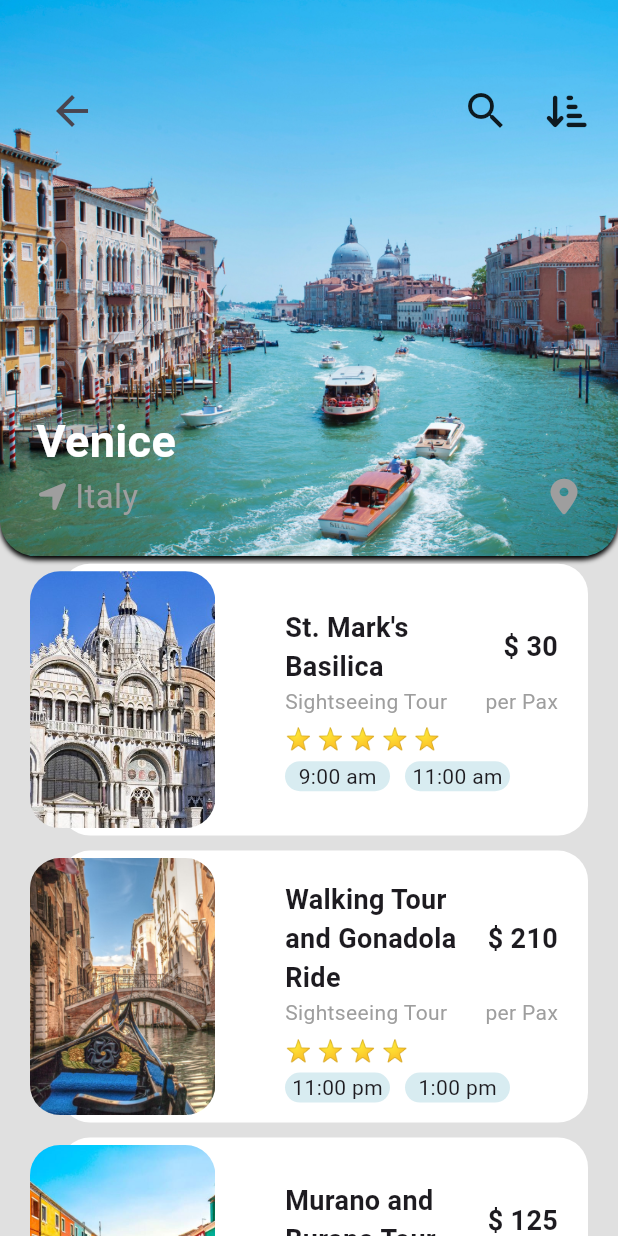
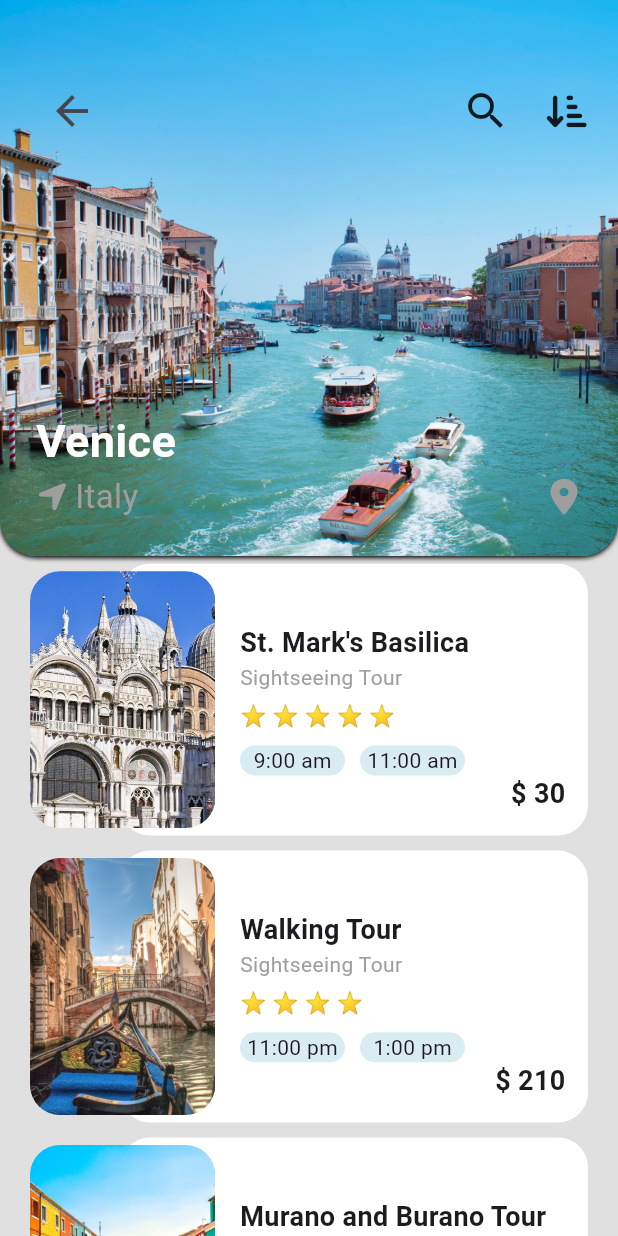
Before and after one commit to AhmedOmran22/TravelApp, a Flutter app: the screen it shows after launch, after a tap on an icon or button, on a phone screen of 412 x 824 dp. Run offline on Flutter 3.47's test engine with Material 3 defaults, Android fonts, the phone set to English and light mode, and no system bars; our stand-ins replace font_awesome_flutter.

Commit message:
fix some ui issues

```diff
--- a/lib/models/destination_model.dart
+++ b/lib/models/destination_model.dart
@@ -27,7 +27,7 @@ List<Activity> activities = [
   ),
   Activity(
     imageUrl: 'assets/images/gondola.jpg',
-    name: 'Walking Tour and Gonadola Ride',
+    name: 'Walking Tour ',
     type: 'Sightseeing Tour',
     startTimes: ['11:00 pm', '1:00 pm'],
     rating: 4,
--- a/lib/views/destination view/widgets/activites_item.dart
+++ b/lib/views/destination view/widgets/activites_item.dart
@@ -24,8 +24,8 @@ class ActivitiesItem extends StatelessWidget {
     return Stack(
       children: [
         Container(
-          margin: const EdgeInsets.fromLTRB(40, 5, 20, 5),
-          padding: const EdgeInsets.fromLTRB(150, 20, 20, 20),
+          margin: const EdgeInsets.fromLTRB(80, 5, 20, 5),
+          padding: const EdgeInsets.fromLTRB(80, 20, 20, 20),
           height: MediaQuery.of(context).size.height * .22,
           width: MediaQuery.of(context).size.width,
           decoration: BoxDecoration(
@@ -36,52 +36,22 @@ class ActivitiesItem extends StatelessWidget {
             crossAxisAlignment: CrossAxisAlignment.start,
             mainAxisAlignment: MainAxisAlignment.center,
             children: [
-              Row(
-                mainAxisAlignment: MainAxisAlignment.spaceBetween,
-                children: [
-                  SizedBox(
-                    width: 130,
-                    child: Text(
+              Text(
                 activity.name,
                 style: const TextStyle(
                   fontSize: 18,
                   fontWeight: FontWeight.w600,
                 ),
               ),
-                  ),
-                  Column(
-                    children: [
-                      Text(
-                        r'$ ' '${activity.price.toString()}',
-                        style: const TextStyle(
-                          fontSize: 18,
-                          fontWeight: FontWeight.w600,
-                        ),
-                      ),
-                    ],
-                  )
-                ],
-              ),
-              Row(
-                children: [
               Text(
                 activity.type,
                 style: const TextStyle(
                   color: Colors.grey,
                 ),
               ),
-                  const Spacer(),
-                  const Text(
-                    'per Pax',
-                    style: TextStyle(
-                      color: Colors.grey,
-                    ),
-                  ),
-                ],
-              ),
               const SizedBox(height: 5),
               _buildStars(activity.rating),
-              const SizedBox(height: 5),
+              const SizedBox(height: 10),
               Row(
                 children: [
                   Container(
@@ -123,7 +93,22 @@ class ActivitiesItem extends StatelessWidget {
               fit: BoxFit.cover,
             ),
           ),
-        )
+        ),
+        Positioned(
+          right: 35,
+          bottom: 20,
+          child: Column(
+            children: [
+              Text(
+                r'$ ' '${activity.price.toString()}',
+                style: const TextStyle(
+                  fontSize: 18,
+                  fontWeight: FontWeight.w600,
+                ),
+              ),
+            ],
+          ),
+        ),
       ],
     );
   }
--- a/lib/views/destination view/widgets/activities_item_builder.dart
+++ b/lib/views/destination view/widgets/activities_item_builder.dart
@@ -2,6 +2,7 @@ import 'package:flutter/material.dart';
 
 import '../../../models/destination_model.dart';
 import 'activites_item.dart';
+
 class ActivitiesItemBuilder extends StatelessWidget {
   const ActivitiesItemBuilder({
     super.key,
@@ -13,6 +14,7 @@ class ActivitiesItemBuilder extends StatelessWidget {
   @override
   Widget build(BuildContext context) {
     return ListView.builder(
+      padding: const EdgeInsets.all(0),
       itemCount: destination.activities.length,
       itemBuilder: (context, index) {
         return ActivitiesItem(activity: destination.activities[index]);
--- a/lib/views/destination view/widgets/custom_decoration_image.dart
+++ b/lib/views/destination view/widgets/custom_decoration_image.dart
@@ -32,7 +32,7 @@ class CustomDecorationImage extends StatelessWidget {
         boxShadow: const [
           BoxShadow(
             color: Colors.black,
-            offset: Offset(0, 2),
+            offset: Offset(0, 1),
             blurRadius: 2,
           ),
         ],
@@ -99,5 +99,4 @@ class CustomDecorationImage extends StatelessWidget {
       ),
     );
   }
-
 }
--- a/lib/views/destination view/widgets/destination_view_body.dart
+++ b/lib/views/destination view/widgets/destination_view_body.dart
@@ -3,7 +3,6 @@ import 'package:travel_app_ui/models/destination_model.dart';
 import 'package:travel_app_ui/views/destination%20view/widgets/activities_item_builder.dart';
 
 import 'custom_decoration_image.dart';
-
 class DestintaionViewBody extends StatelessWidget {
   const DestintaionViewBody({
     super.key,
```
Lines whose indentation alone changed are shown as unchanged.
